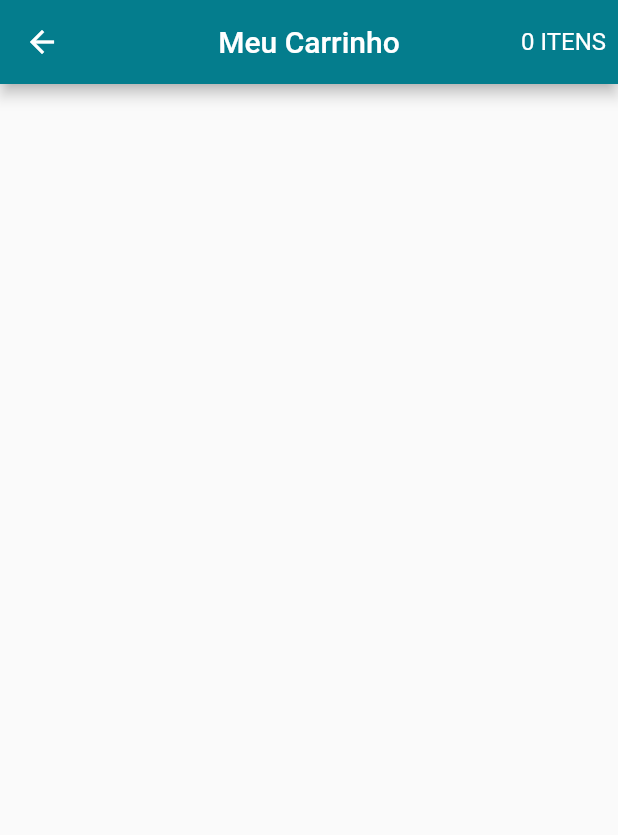
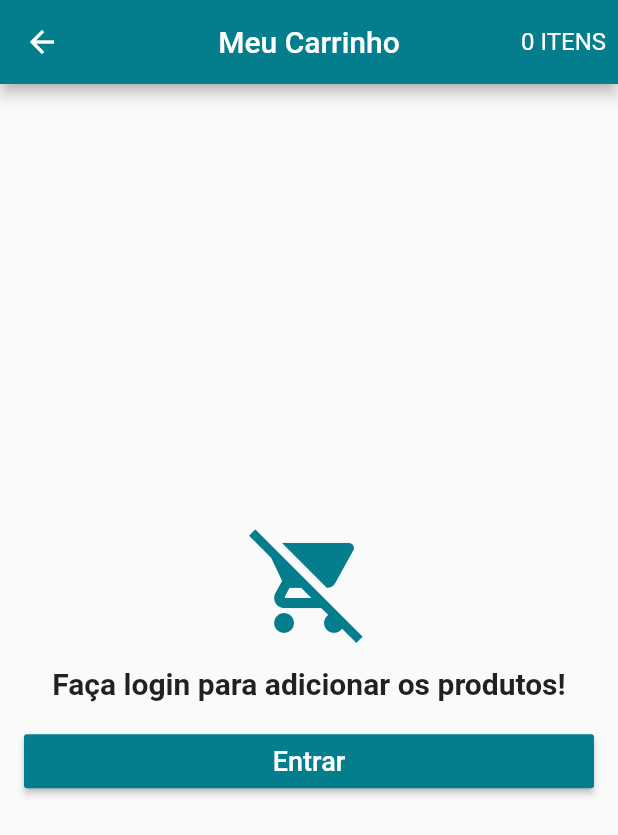
Before and after one commit to Raimundo-Martins/App_LojaVirtual, a Flutter app: the CartScreen screen opened directly, on a phone screen of 412 x 824 dp. Shown: the top 835 px of the screen. Run offline on Flutter 3.47's test engine with Material 2 defaults, Android fonts, the phone set to English and light mode, and no system bars; our stand-ins replace carousel_pro, cloud_firestore, firebase_auth, transparent_image; accounts and stored records are empty.

```diff
--- a/lib/datas/cart_product.dart
+++ b/lib/datas/cart_product.dart
@@ -2,7 +2,7 @@ import 'package:cloud_firestore/cloud_firestore.dart';
 import 'package:loja_virtual/datas/product_data.dart';
 
 class CartProduct {
-  String id;
+  String idCard;
   String category;
   String idProduct;
   int quantity;
@@ -13,7 +13,7 @@ class CartProduct {
   CartProduct();
 
   CartProduct.formDocument(DocumentSnapshot snapshot) {
-    id = snapshot.documentID;
+    idCard = snapshot.documentID;
     category = snapshot.data['category'];
     idProduct = snapshot.data['idProduct'];
     quantity = snapshot.data['quantity'];
--- a/lib/screens/cart_screen.dart
+++ b/lib/screens/cart_screen.dart
@@ -1,5 +1,8 @@
 import 'package:flutter/material.dart';
 import 'package:loja_virtual/models/cart_model.dart';
+import 'package:loja_virtual/models/user_model.dart';
+import 'package:loja_virtual/screens/login_screen.dart';
+import 'package:loja_virtual/tiles/cart_tile.dart';
 import 'package:scoped_model/scoped_model.dart';
 
 class CartScreen extends StatelessWidget {
@@ -25,6 +28,76 @@ class CartScreen extends StatelessWidget {
           )
         ],
       ),
+      body: ScopedModelDescendant<CartModel>(
+        builder: (context, child, model) {
+          if (model.isLoading && UserModel.of(context).isLoggedIn()) {
+            return Center(
+              child: CircularProgressIndicator(),
+            );
+          } else if (!UserModel.of(context).isLoggedIn()) {
+            return Container(
+              padding: EdgeInsets.all(16),
+              child: Column(
+                crossAxisAlignment: CrossAxisAlignment.stretch,
+                mainAxisAlignment: MainAxisAlignment.center,
+                children: [
+                  Icon(
+                    Icons.remove_shopping_cart,
+                    size: 80,
+                    color: Theme.of(context).primaryColor,
+                  ),
+                  SizedBox(
+                    height: 16,
+                  ),
+                  Text(
+                    'Faça login para adicionar os produtos!',
+                    style: TextStyle(fontSize: 20, fontWeight: FontWeight.bold),
+                    textAlign: TextAlign.center,
+                  ),
+                  SizedBox(
+                    height: 16,
+                  ),
+                  RaisedButton(
+                    child: Text(
+                      'Entrar',
+                      style: TextStyle(
+                        fontSize: 18,
+                      ),
+                      textAlign: TextAlign.center,
+                    ),
+                    textColor: Colors.white,
+                    color: Theme.of(context).primaryColor,
+                    onPressed: () {
+                      Navigator.of(context).push(
+                        MaterialPageRoute(builder: (context) => LoginScreen()),
+                      );
+                    },
+                  ),
+                ],
+              ),
+            );
+          } else if (model.listProducts == null ||
+              model.listProducts.length == 0) {
+            return Center(
+              child: Text(
+                'Nenhum produto no carrinho!',
+                style: TextStyle(fontSize: 20, fontWeight: FontWeight.bold),
+                textAlign: TextAlign.center,
+              ),
+            );
+          } else {
+            return ListView(
+              children: [
+                Column(
+                  children: model.listProducts.map((product) {
+                    return CartTile(product);
+                  }).toList(),
+                )
+              ],
+            );
+          }
+        },
+      ),
     );
   }
 }
```
Also changed, not shown: lib/models/cart_model.dart (+54 -3 lines), lib/tiles/cart_tile.dart (added, +111 -0 lines), lib/widgets/discount_cart.dart (added, +59 -0 lines).
